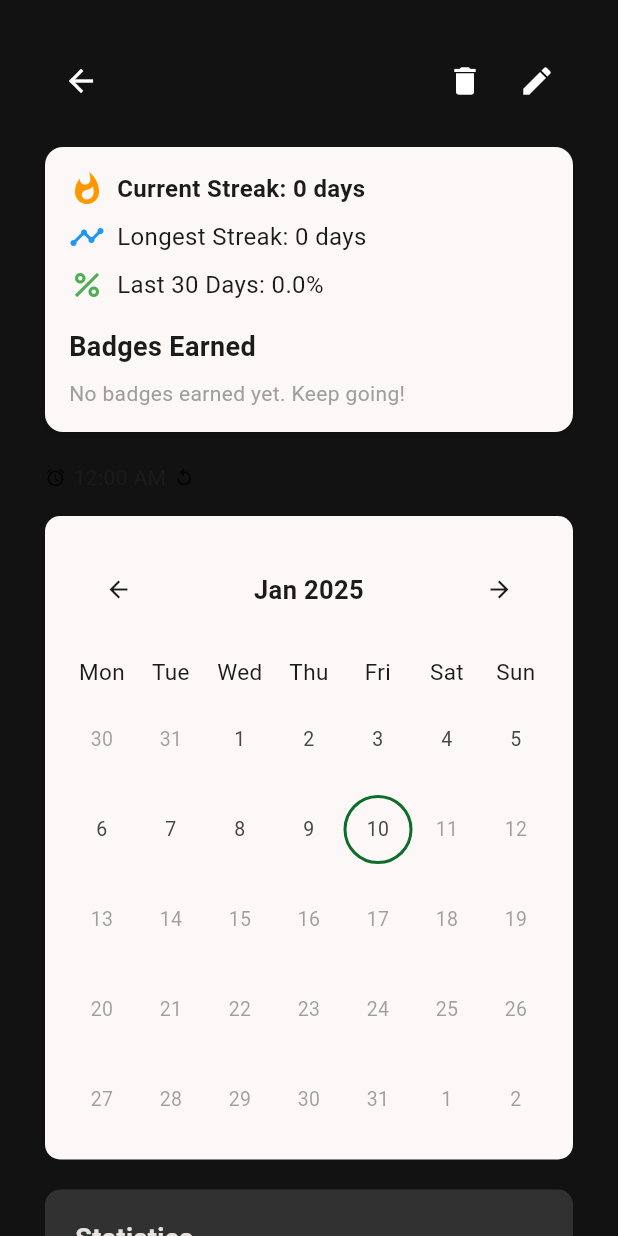
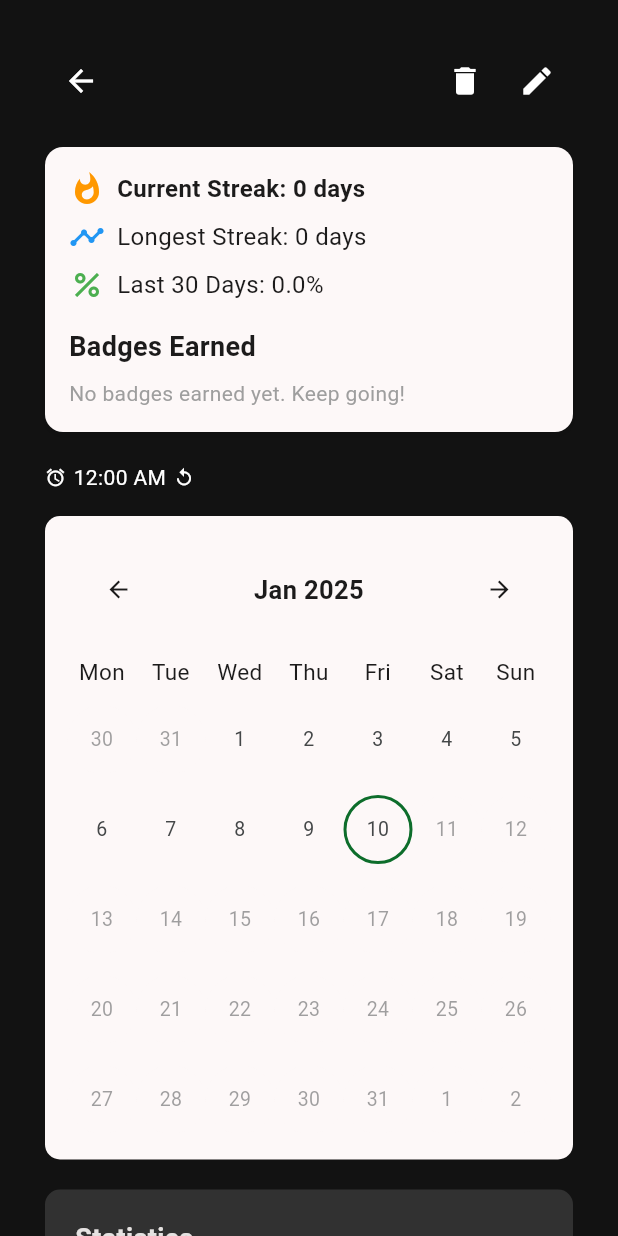
Before and after one commit to denkiri/habit_tracker, a Flutter app: the Detail screen opened directly with empty values, on a phone screen of 412 x 824 dp. Run offline on Flutter 3.47's test engine with Material 3 defaults, Android fonts, the light colour scheme and no system bars; our stand-ins replace connectivity_plus, dio, fl_chart, flutter_local_notifications, flutter_svg, flutter_timezone and 5 more; accounts and stored records are empty.

Commit message:
chore: Remove unused Flutter dependencies and fix UI design issues

```diff
--- a/lib/pages/detail/index.dart
+++ b/lib/pages/detail/index.dart
@@ -58,25 +58,28 @@ class _DetailState extends State<Detail> {
         Icon(
           Icons.alarm,
           size: 14,
+          color: Colors.white,
         ),
         SizedBox(width: 5),
         Text(
           MaterialLocalizations.of(context)
               .formatTimeOfDay(habit.timeOfDay!, alwaysUse24HourFormat: false),
-          style: TextStyle(fontSize: 14),
+          style: TextStyle(fontSize: 14, color: Colors.white),
         ),
         SizedBox(width: 5),
         Icon(
           Icons.replay,
           size: 14,
+          color: Colors.white,
         ),
         SizedBox(width: 5),
         Text(
           dayString.length == 7 ? 'Everyday' : dayString.join(', '),
-          style: TextStyle(fontSize: 14),
+          style: TextStyle(fontSize: 14, color: Colors.white),
         ),
       ],
     );
+
   }
   Widget _stats(BuildContext context, Habit habit) {
     return Container(
--- a/lib/pages/home/index.dart
+++ b/lib/pages/home/index.dart
@@ -124,8 +124,7 @@ class _HomeState extends State<Home> {
         Row(
           children: [
             ThemeToggleRow(),
-            const SizedBox(width: 10),
-
+            const SizedBox(width: 5),
             IconButton(
               onPressed: () => authViewModel.logout(context),
               icon: const Icon(Icons.logout),
--- a/lib/pages/home/modal/add.dart
+++ b/lib/pages/home/modal/add.dart
@@ -152,7 +152,7 @@ class _ModalAddHabitState extends State<_ModalAddHabit> {
   Widget _dayItem(
       {required String text, required bool active, Function? onTap}) {
     BoxDecoration decorationActive =
-    BoxDecoration(color: Colors.white10, shape: BoxShape.circle);
+    BoxDecoration(color: Colors.white, shape: BoxShape.circle);
 
     BoxDecoration decorationInactive = BoxDecoration(shape: BoxShape.circle);
     return GestureDetector(
@@ -165,7 +165,7 @@ class _ModalAddHabitState extends State<_ModalAddHabit> {
             child: Text(
               text,
               style: TextStyle(
-                color: active ? Colors.white : Colors.white70,
+                color: active ? Colors.black : Colors.white,
                 fontWeight: active ? FontWeight.bold : FontWeight.normal,
                 fontSize: 13,
               ),
--- a/pubspec.yaml
+++ b/pubspec.yaml
@@ -33,8 +33,6 @@ dependencies:
   dio: ^5.0.0
   provider: ^6.1.2
   google_sign_in: ^6.0.3
-  firebase_core: ^2.13.0
-  firebase_auth: ^4.10.0
   path_provider: ^2.0.4
   hive: ^2.2.3
   hive_flutter: ^1.1.0
```
Also changed, not shown: pubspec.lock, 1 other file.
